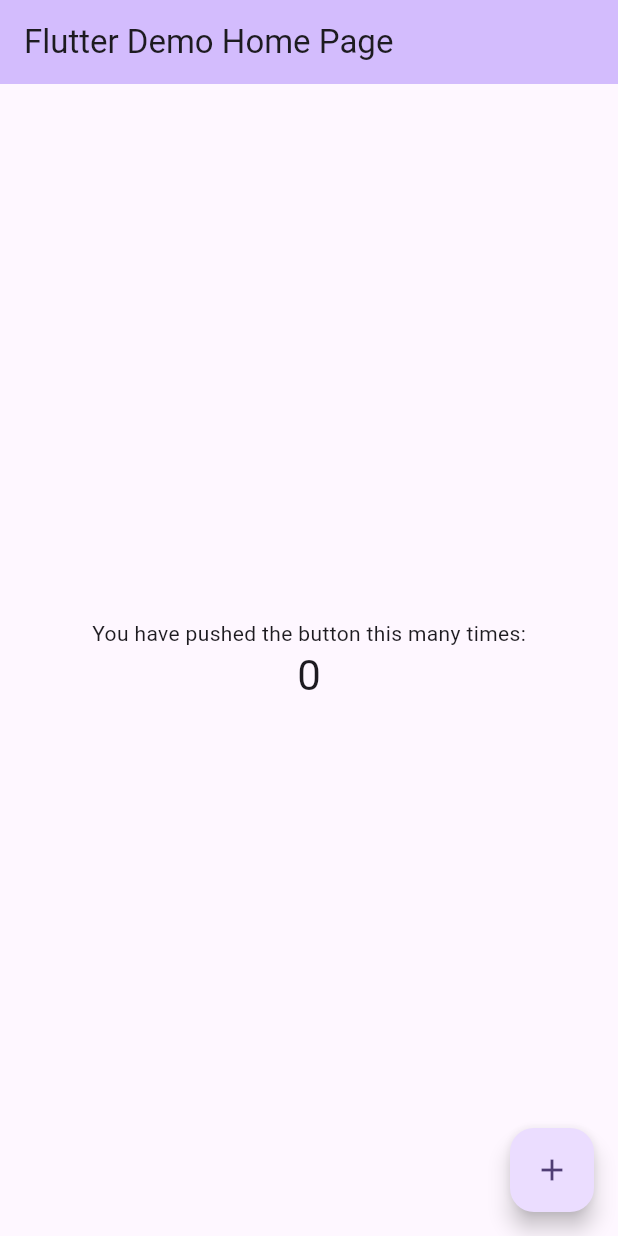
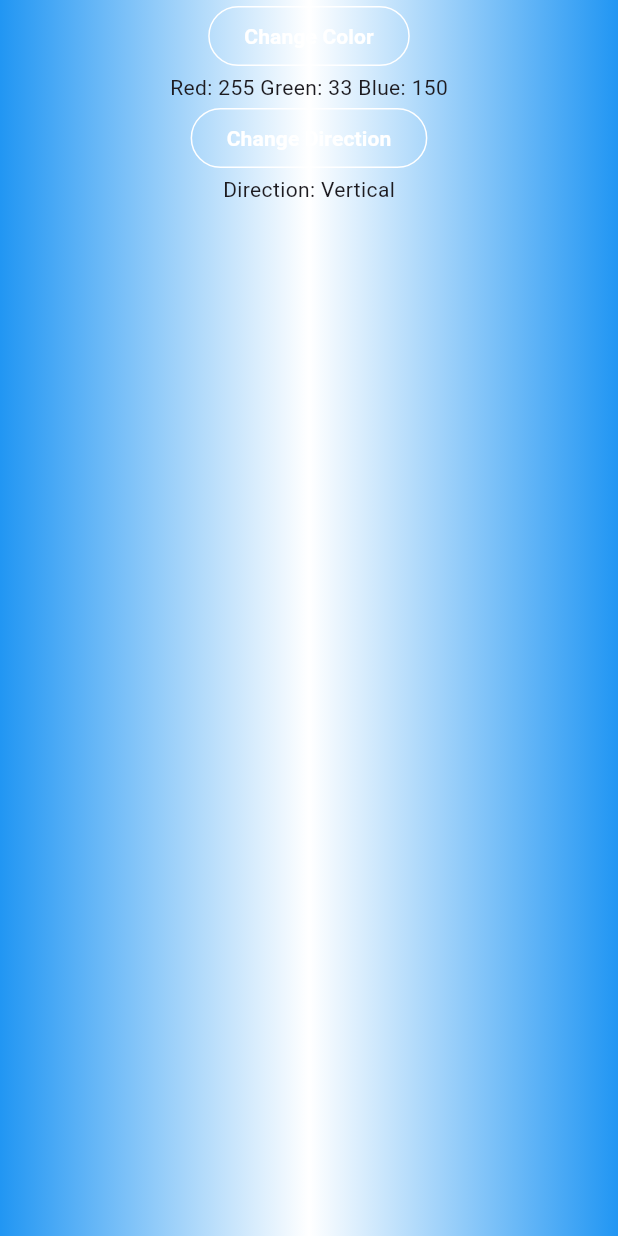
Before and after one commit to alaaa-l/color_change, a Flutter app: the screen it shows after launch, on a phone screen of 412 x 824 dp. Run offline on Flutter 3.47's test engine with Material 3 defaults, Android fonts, the phone set to English and light mode, and no system bars.

Commit message:
final app

```diff
--- /dev/null
+++ b/lib/color_button.dart
@@ -0,0 +1,19 @@
+import 'package:flutter/material.dart';
+
+class ColorButton extends StatelessWidget {
+  ColorButton(this.onTap, {super.key});
+
+  void Function() onTap;
+
+  @override
+  Widget build(context) {
+    return OutlinedButton(
+      onPressed: onTap,
+      style: OutlinedButton.styleFrom(side: BorderSide(color: Colors.white)),
+      child: Text(
+        'Change Color',
+        style: TextStyle(color: Colors.white, fontWeight: FontWeight.w700),
+      ),
+    );
+  }
+}
--- /dev/null
+++ b/lib/direction_button.dart
@@ -0,0 +1,18 @@
+import 'package:flutter/material.dart';
+
+class DirectionButton extends StatelessWidget {
+  DirectionButton(this.onPress, {super.key});
+  void Function() onPress;
+
+  @override
+  Widget build(context) {
+    return OutlinedButton(
+      onPressed: onPress,
+      style: OutlinedButton.styleFrom(side: BorderSide(color: Colors.white)),
+      child: Text(
+        'Change Direction',
+        style: TextStyle(color: Colors.white, fontWeight: FontWeight.w700),
+      ),
+    );
+  }
+}
--- /dev/null
+++ b/lib/gradient_container.dart
@@ -0,0 +1,69 @@
+import 'package:color_changer/color_button.dart';
+import 'package:color_changer/direction_button.dart';
+import 'package:flutter/material.dart';
+import 'dart:math';
+
+class GradientContainer extends StatefulWidget {
+  const GradientContainer({super.key});
+
+  @override
+  State<GradientContainer> createState() => _GradientContainerState();
+}
+
+class _GradientContainerState extends State<GradientContainer> {
+  int red = 255;
+  int green = 33;
+  int blue = 150;
+  Color currentColor = Colors.blue;
+  List<List<Alignment>> al = [
+    [Alignment.centerLeft, Alignment.centerRight], // 1. Horizontal
+    [Alignment.topCenter, Alignment.bottomCenter], // 2. Vertical
+    [Alignment.topLeft, Alignment.bottomRight], // 3. Diagonal ↘
+    [Alignment.bottomLeft, Alignment.topRight], // 4. Diagonal ↗
+  ];
+  List<String> dir = ["Vertical", "Horizontal", "Left-Right", "Right-Left"];
+
+  var start = Alignment.centerLeft;
+  var finish = Alignment.centerRight;
+  var directionIndex = 0;
+  void changeColor() {
+    setState(() {
+      var random = Random();
+      red = random.nextInt(256);
+      green = random.nextInt(256);
+      blue = random.nextInt(256);
+      currentColor = Color.fromRGBO(red, green, blue, 1);
+    });
+  }
+
+  void changeDirection() {
+    setState(() {
+      directionIndex = (directionIndex + 1) % al.length;
+      start = al[directionIndex][0];
+      finish = al[directionIndex][1];
+    });
+  }
+
+  @override
+  Widget build(BuildContext context) {
+    return Container(
+      decoration: BoxDecoration(
+        gradient: LinearGradient(
+          colors: [currentColor, Colors.white, currentColor],
+          begin: start,
+          end: finish,
+        ),
+      ),
+      child: Center(
+        child: Column(
+          children: [
+            ColorButton(changeColor),
+            Text('Red: $red Green: $green Blue: $blue'),
+            DirectionButton(changeDirection),
+            Text('Direction: ${dir[directionIndex]}'),
+          ],
+        ),
+      ),
+    );
+  }
+}
--- a/lib/main.dart
+++ b/lib/main.dart
@@ -1,122 +1,15 @@
+import 'package:color_changer/gradient_container.dart';
 import 'package:flutter/material.dart';
 
 void main() {
-  runApp(const MyApp());
+  runApp(MyApp());
 }
 
 class MyApp extends StatelessWidget {
   const MyApp({super.key});
 
-  // This widget is the root of your application.
   @override
-  Widget build(BuildContext context) {
-    return MaterialApp(
-      title: 'Flutter Demo',
-      theme: ThemeData(
-        // This is the theme of your application.
-        //
-        // TRY THIS: Try running your application with "flutter run". You'll see
-        // the application has a purple toolbar. Then, without quitting the app,
-        // try changing the seedColor in the colorScheme below to Colors.green
-        // and then invoke "hot reload" (save your changes or press the "hot
-        // reload" button in a Flutter-supported IDE, or press "r" if you used
-        // the command line to start the app).
-        //
-        // Notice that the counter didn't reset back to zero; the application
-        // state is not lost during the reload. To reset the state, use hot
-        // restart instead.
-        //
-        // This works for code too, not just values: Most code changes can be
-        // tested with just a hot reload.
-        colorScheme: ColorScheme.fromSeed(seedColor: Colors.deepPurple),
-      ),
-      home: const MyHomePage(title: 'Flutter Demo Home Page'),
-    );
+  Widget build(context) {
+    return MaterialApp(home: Scaffold(body: GradientContainer()));
   }
 }
-
-class MyHomePage extends StatefulWidget {
-  const MyHomePage({super.key, required this.title});
-
-  // This widget is the home page of your application. It is stateful, meaning
-  // that it has a State object (defined below) that contains fields that affect
-  // how it looks.
-
-  // This class is the configuration for the state. It holds the values (in this
-  // case the title) provided by the parent (in this case the App widget) and
-  // used by the build method of the State. Fields in a Widget subclass are
-  // always marked "final".
-
-  final String title;
-
-  @override
-  State<MyHomePage> createState() => _MyHomePageState();
-}
-
-class _MyHomePageState extends State<MyHomePage> {
-  int _counter = 0;
-
-  void _incrementCounter() {
-    setState(() {
-      // This call to setState tells the Flutter framework that something has
-      // changed in this State, which causes it to rerun the build method below
-      // so that the display can reflect the updated values. If we changed
-      // _counter without calling setState(), then the build method would not be
-      // called again, and so nothing would appear to happen.
-      _counter++;
-    });
-  }
-
-  @override
-  Widget build(BuildContext context) {
-    // This method is rerun every time setState is called, for instance as done
-    // by the _incrementCounter method above.
-    //
-    // The Flutter framework has been optimized to make rerunning build methods
-    // fast, so that you can just rebuild anything that needs updating rather
-    // than having to individually change instances of widgets.
-    return Scaffold(
-      appBar: AppBar(
-        // TRY THIS: Try changing the color here to a specific color (to
-        // Colors.amber, perhaps?) and trigger a hot reload to see the AppBar
-        // change color while the other colors stay the same.
-        backgroundColor: Theme.of(context).colorScheme.inversePrimary,
-        // Here we take the value from the MyHomePage object that was created by
-        // the App.build method, and use it to set our appbar title.
-        title: Text(widget.title),
-      ),
-      body: Center(
-        // Center is a layout widget. It takes a single child and positions it
-        // in the middle of the parent.
-        child: Column(
-          // Column is also a layout widget. It takes a list of children and
-          // arranges them vertically. By default, it sizes itself to fit its
-          // children horizontally, and tries to be as tall as its parent.
-          //
-          // Column has various properties to control how it sizes itself and
-          // how it positions its children. Here we use mainAxisAlignment to
-          // center the children vertically; the main axis here is the vertical
-          // axis because Columns are vertical (the cross axis would be
-          // horizontal).
-          //
-          // TRY THIS: Invoke "debug painting" (choose the "Toggle Debug Paint"
-          // action in the IDE, or press "p" in the console), to see the
-          // wireframe for each widget.
-          mainAxisAlignment: MainAxisAlignment.center,
-          children: <Widget>[
-            const Text('You have pushed the button this many times:'),
-            Text(
-              '$_counter',
-              style: Theme.of(context).textTheme.headlineMedium,
-            ),
-          ],
-        ),
-      ),
-      floatingActionButton: FloatingActionButton(
-        onPressed: _incrementCounter,
-        tooltip: 'Increment',
-        child: const Icon(Icons.add),
-      ), // This trailing comma makes auto-formatting nicer for build methods.
-    );
-  }
-}
```
